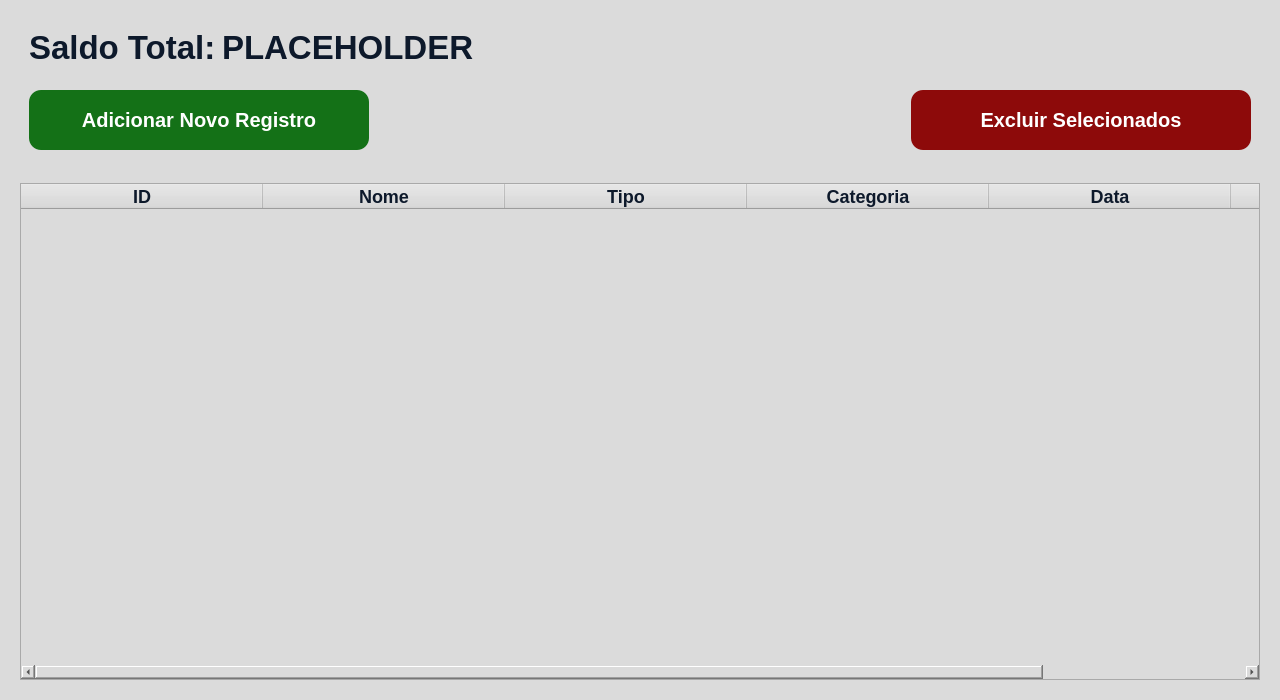
This is ui/BalancoWindow.ui in kawlu/Atlas-Finance as Qt 5 draws it before an edit. The edited form follows.
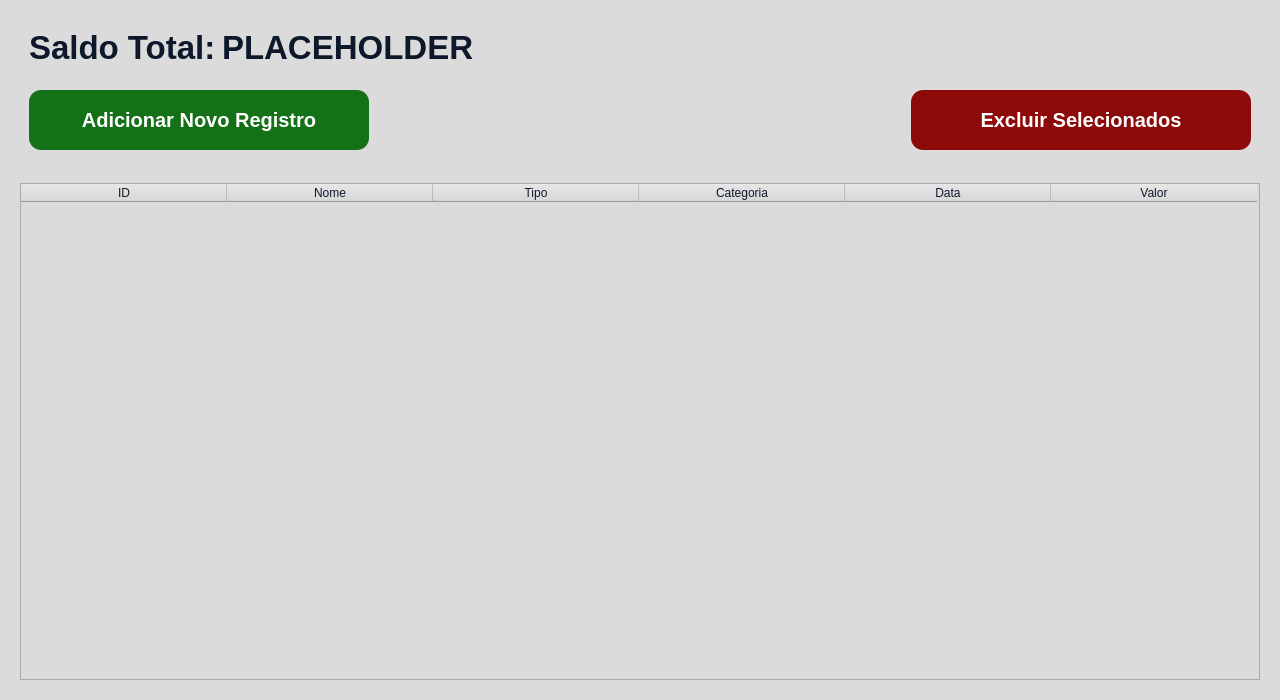
This is the edited form.

Commit message: Versão corrigida da tela de balanço!!!

```diff
--- a/ui/BalancoWindow.ui
+++ b/ui/BalancoWindow.ui
@@ -227,18 +227,16 @@
         </property>
         <property name="font">
          <font>
-          <pointsize>-1</pointsize>
           <weight>75</weight>
           <bold>true</bold>
          </font>
         </property>
         <property name="styleSheet">
          <string notr="true">color: rgb(13, 25, 43);
-font-weight: bold;
-font-size: 18px;</string>
+</string>
         </property>
         <attribute name="horizontalHeaderDefaultSectionSize">
-         <number>242</number>
+         <number>206</number>
         </attribute>
         <column>
          <property name="text">
```
The commit also changes 3 other files.
